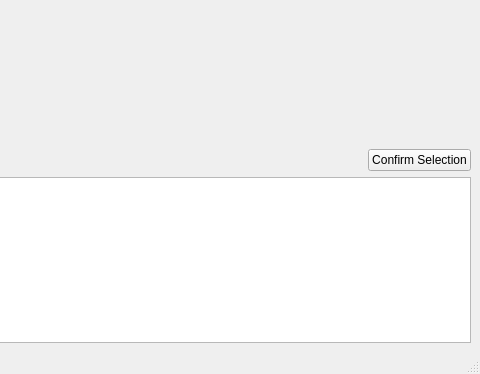
Above: audioanalysis/main.ui from Ticopress/audioanalysis before the change; both pictures show x 259 to 739 and y 99 to 473 of the 739 by 473 pixel window. Below: the same form after it.
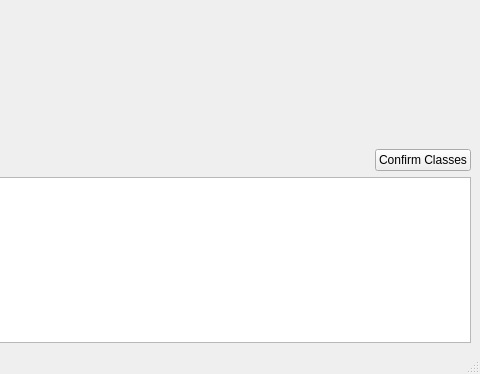
That is the form after the change. Icons and pictures are not drawn.

Commit message: Minor label and cosmetic changes to UI design

```diff
--- a/audioanalysis/main.ui
+++ b/audioanalysis/main.ui
@@ -182,7 +182,7 @@
            </sizepolicy>
           </property>
           <property name="text">
-           <string>Confirm Selection</string>
+           <string>Confirm Classes</string>
           </property>
           <property name="icon">
            <iconset>
```
Left out of the diff: 2 changed lines with no effect on the pictures.
